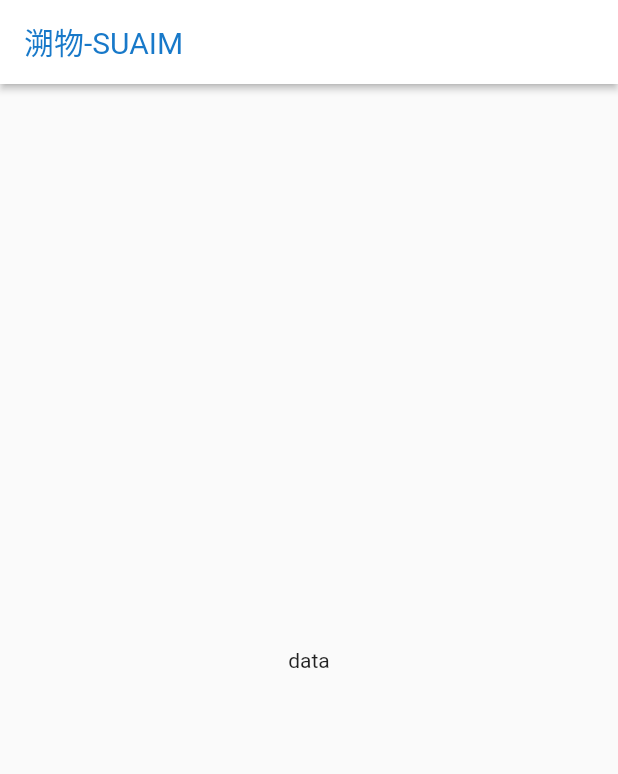
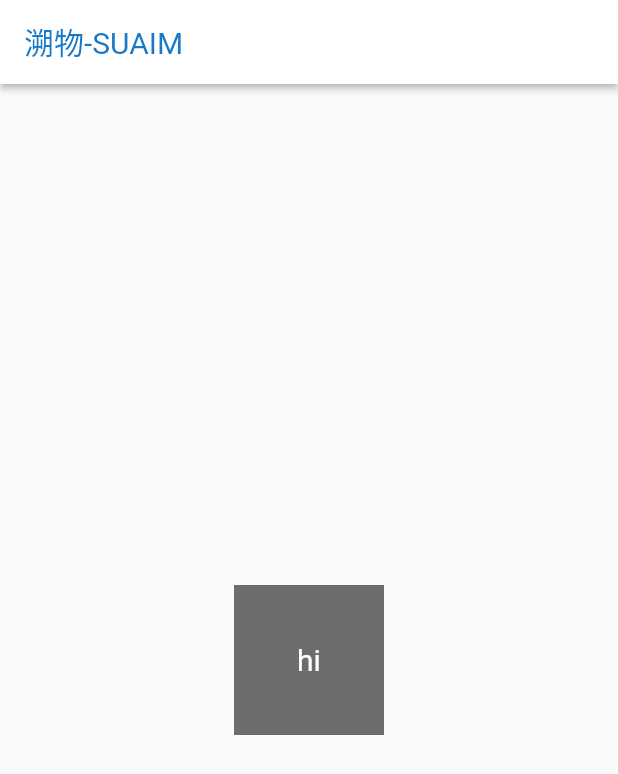
Before and after one commit to tdccj/SUAIM-Flutter, a Flutter app: the screen it shows after launch, on a phone screen of 412 x 824 dp. Shown: the top 774 px of the screen. Run offline on Flutter 3.47's test engine with Material 2 defaults, Android fonts, the phone set to English and light mode, and no system bars; Roboto replaces fonts that are missing (HarmonyOS_Sans_SC); project files that could hold a hidden picture were left out.

```diff
--- a/lib/main.dart
+++ b/lib/main.dart
@@ -2,28 +2,45 @@ import 'package:flutter/material.dart';
 
 void main() {
   runApp(MaterialApp(
-      theme: ThemeData(fontFamily: 'HarmonyOS_Sans_SC'),
+      theme: ThemeData(
+          fontFamily: 'HarmonyOS_Sans_SC'), // 设置全局主题样式，字体为‘HarmonyOS_Sans_SC’
       home: Scaffold(
+        // 构建主界面
         appBar: AppBar(
-          title: const Text("溯物-SUAIM",
+          // 设置顶部导航栏
+          title: const Text("溯物-SUAIM", // 设置标题文本内容
               style: TextStyle(
-                  color: Color.fromARGB(255, 24, 121, 201),
-                  fontWeight: FontWeight.w400)), // 设置标题颜色
-          // centerTitle: true, // 设置标题居中
-          backgroundColor: Colors.white, // 设置appbar背景
-          elevation: 2, // 阴影
+                  color: Color.fromARGB(255, 24, 121, 201), // 设置标题颜色
+                  fontWeight: FontWeight.w400)), // 设置标题文本的字体粗细
+          backgroundColor: Colors.white, // 设置导航栏背景颜色
+          elevation: 2, // 设置导航栏底部阴影的高度
         ),
-        body: const MyApp(),
+        body: const MyApp(), // 设置主界面内容为MyApp组件
       )));
 }
 
 class MyApp extends StatelessWidget {
-  const MyApp({super.key});
+  const MyApp({super.key}); // 定义构造方法
 
   @override
   Widget build(BuildContext context) {
-    return const Center(
-      child: Text("data", textDirection: TextDirection.ltr),
-    );
+    // 构建MyApp组件
+    return Center(
+        // 子组件居中对齐
+        child: Container(
+      // 创建容器
+      alignment: Alignment.center,
+      // 子组件居中对齐
+      width: 100, // 设置容器宽度
+      height: 100, // 设置容器高度
+      decoration: const BoxDecoration(
+          color: Color.fromARGB(255, 109, 109, 109)), // 设置容器背景颜色
+      child: const Text(
+        // 创建文本组件
+        "hi", // 设置文本内容
+        style: TextStyle(
+            fontSize: 20, color: Color.fromARGB(255, 255, 255, 255)), // 设置文本颜色
+      ),
+    ));
   }
 }
```
